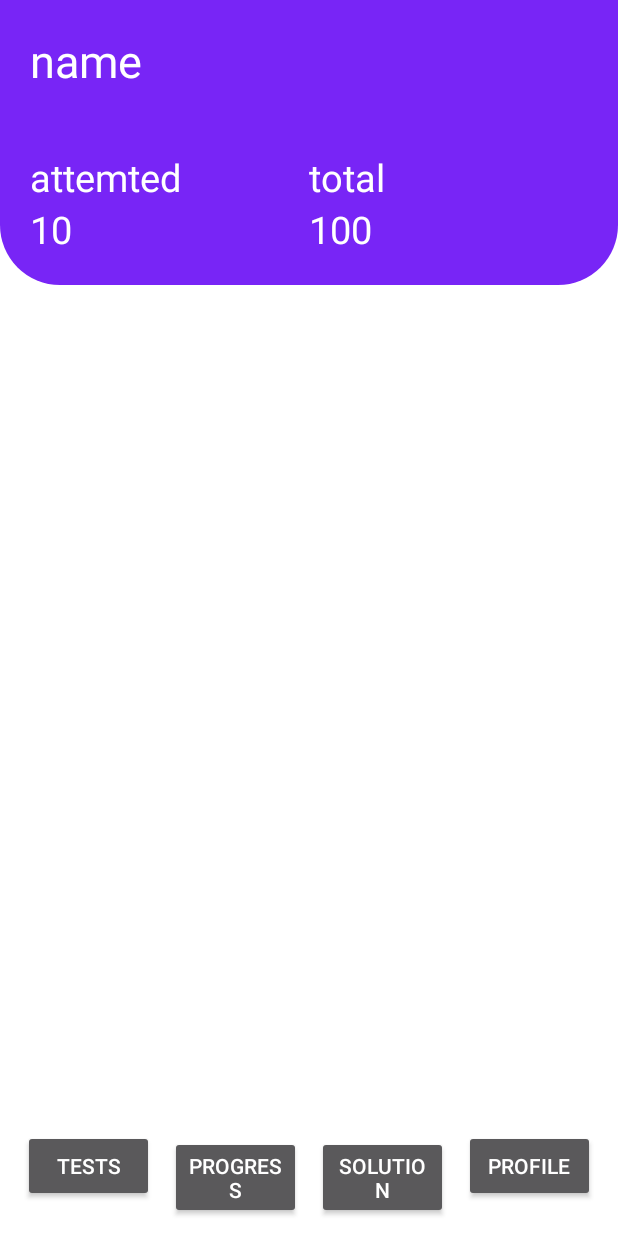
After one commit to Nandani2005/cognitest, an Android app built with Jetpack Compose: the progress screen opened directly, with no data from a screen before it, on a phone screen of 412 x 824 dp. The commit adds this screen. Run offline under Robolectric (Android 15) with nearby library versions, the phone set to English and light mode, and no system bars.

Commit message:
new layout added

```diff
--- a/app/build.gradle.kts
+++ b/app/build.gradle.kts
@@ -60,4 +60,4 @@ dependencies {
     androidTestImplementation(libs.androidx.ui.test.junit4)
     debugImplementation(libs.androidx.ui.tooling)
     debugImplementation(libs.androidx.ui.test.manifest)
-}
+   }
--- a/app/src/main/AndroidManifest.xml
+++ b/app/src/main/AndroidManifest.xml
@@ -12,8 +12,12 @@
         android:supportsRtl="true"
         android:theme="@style/Theme.Design.NoActionBar">
         <activity
-            android:name=".testPageActivity"
+            android:name=".testPage"
             android:exported="false" />
+        <activity
+            android:name=".progress"
+            android:exported="false" />
+
         <activity
             android:name=".MainActivity"
             android:exported="true"
--- a/app/src/main/java/com/example/cognigent/MainActivity.kt
+++ b/app/src/main/java/com/example/cognigent/MainActivity.kt
@@ -25,7 +25,7 @@ class MainActivity : ComponentActivity() {
         lifecycleScope.launch {
             delay(1500) // 5000 milliseconds = 5 seconds
             // Move to next activity
-            val trans= Intent(this@MainActivity, testPageActivity::class.java)
+            val trans= Intent(this@MainActivity, MainActivity::class.java)
             startActivity(trans)
             finish()
         }
--- /dev/null
+++ b/app/src/main/java/com/example/cognigent/progress.kt
@@ -0,0 +1,16 @@
+package com.example.cognigent
+
+import android.os.Bundle
+import androidx.activity.enableEdgeToEdge
+import androidx.appcompat.app.AppCompatActivity
+import androidx.core.view.ViewCompat
+import androidx.core.view.WindowInsetsCompat
+
+class progress : AppCompatActivity() {
+    override fun onCreate(savedInstanceState: Bundle?) {
+        super.onCreate(savedInstanceState)
+        enableEdgeToEdge()
+        setContentView(R.layout.progressactivity)
+
+    }
+}
--- /dev/null
+++ b/app/src/main/res/layout/headerfile.xml
@@ -0,0 +1,72 @@
+<?xml version="1.0" encoding="utf-8"?>
+<LinearLayout xmlns:android="http://schemas.android.com/apk/res/android"
+    android:orientation="vertical"
+    android:layout_width="match_parent"
+    android:layout_height="wrap_content"
+        android:background="@drawable/upperdesk"
+        >
+        <LinearLayout
+            android:layout_width="match_parent"
+            android:layout_height="match_parent"
+            android:orientation="horizontal"
+            >
+            <TextView
+                android:id="@+id/Name"
+                android:layout_width="0dp"
+                android:layout_height="wrap_content"
+                android:layout_weight="1"
+                android:textSize="30sp"
+                android:padding="20dp"
+                android:textColor="#fff"
+                android:textFontWeight="700"
+                android:text="name"
+
+                />
+
+        </LinearLayout>
+    <LinearLayout
+        android:layout_width="match_parent"
+        android:layout_height="match_parent"
+        android:orientation="horizontal"
+        android:padding="20dp"
+        >
+        <LinearLayout
+            android:layout_width="0dp"
+            android:layout_height="match_parent"
+            android:orientation="vertical"
+            android:layout_weight="1"
+            >
+            <TextView
+                android:layout_width="wrap_content"
+                android:layout_height="wrap_content"
+                android:text="attemted"
+                android:textColor="#fff"
+                android:textSize="25sp" />
+            <TextView
+                android:layout_width="wrap_content"
+                android:layout_height="wrap_content"
+                android:text="10"
+                android:textColor="#fff"
+                android:textSize="25sp" />
+        </LinearLayout>
+        <LinearLayout
+            android:layout_width="0dp"
+            android:layout_height="match_parent"
+            android:orientation="vertical"
+            android:layout_weight="1"
+            >
+            <TextView
+                android:layout_width="wrap_content"
+                android:layout_height="wrap_content"
+                android:text="total"
+                android:textColor="#fff"
+                android:textSize="25sp" />
+            <TextView
+                android:layout_width="wrap_content"
+                android:layout_height="wrap_content"
+                android:text="100"
+                android:textColor="#fff"
+                android:textSize="25sp" />
+        </LinearLayout>
+    </LinearLayout>
+</LinearLayout>
--- /dev/null
+++ b/app/src/main/res/layout/navigationbtns.xml
@@ -0,0 +1,40 @@
+<?xml version="1.0" encoding="utf-8"?>
+<LinearLayout xmlns:android="http://schemas.android.com/apk/res/android"
+        android:orientation="horizontal"
+    android:layout_height="wrap_content"
+    android:layout_width="match_parent"
+        android:layout_margin="10dp"
+        >
+        <Button
+            android:id="@+id/tests"
+            android:layout_width="0dp"
+            android:layout_weight="1"
+            android:layout_height="wrap_content"
+            android:text="tests"
+            android:layout_margin="5dp"
+            />
+        <Button
+            android:id="@+id/progress"
+            android:layout_width="0dp"
+            android:layout_weight="1"
+            android:layout_height="wrap_content"
+            android:text="progress"
+            android:layout_margin="5dp"
+            />
+        <Button
+            android:id="@+id/solution"
+            android:layout_width="0dp"
+            android:layout_weight="1"
+            android:layout_height="wrap_content"
+            android:text="solution"
+            android:layout_margin="5dp"
+            />
+        <Button
+            android:id="@+id/profile"
+            android:layout_width="0dp"
+            android:layout_weight="1"
+            android:layout_height="wrap_content"
+            android:text="profile"
+            android:layout_margin="5dp"
+            />
+    </LinearLayout>
--- /dev/null
+++ b/app/src/main/res/layout/progressactivity.xml
@@ -0,0 +1,21 @@
+<?xml version="1.0" encoding="utf-8"?>
+<LinearLayout xmlns:android="http://schemas.android.com/apk/res/android"
+    android:orientation="vertical"
+    android:layout_width="match_parent"
+    android:background="#fff"
+    android:layout_height="match_parent">
+
+    <include layout="@layout/headerfile"/>
+    <ScrollView
+        android:layout_width="match_parent"
+        android:layout_height="0dp"
+        android:layout_weight="1">
+        <LinearLayout
+            android:layout_width="match_parent"
+            android:layout_height="match_parent">
+
+
+        </LinearLayout>
+    </ScrollView>
+    <include layout="@layout/navigationbtns"/>
+</LinearLayout>
--- a/gradle/libs.versions.toml
+++ b/gradle/libs.versions.toml
@@ -12,6 +12,7 @@ appcompat = "1.7.1"
 material = "1.12.0"
 activity = "1.10.1"
 constraintlayout = "2.2.1"
+mpandroidchart = "v3.1.0"
 
 [libraries]
 androidx-core-ktx = { group = "androidx.core", name = "core-ktx", version.ref = "coreKtx" }
@@ -32,6 +33,7 @@ androidx-appcompat = { group = "androidx.appcompat", name = "appcompat", version
 material = { group = "com.google.android.material", name = "material", version.ref = "material" }
 androidx-activity = { group = "androidx.activity", name = "activity", version.ref = "activity" }
 androidx-constraintlayout = { group = "androidx.constraintlayout", name = "constraintlayout", version.ref = "constraintlayout" }
+mpandroidchart = { module = "com.github.PhilJay:MPAndroidChart", version.ref = "mpandroidchart" }
 
 [plugins]
 android-application = { id = "com.android.application", version.ref = "agp" }
```
Also changed, not shown: app/src/main/java/com/example/cognigent/TestAdapter.kt (added, +36 -0 lines), app/src/main/java/com/example/cognigent/TestDatabaseHelper.kt (added, +44 -0 lines), app/src/main/java/com/example/cognigent/TestModel.kt (added, +7 -0 lines), app/src/main/java/com/example/cognigent/testPage.kt (added, +45 -0 lines), app/src/main/java/com/example/cognigent/testPageActivity.kt (deleted, +0 -38 lines), app/src/main/res/layout/item_test.xml (added, +43 -0 lines), app/src/main/res/layout/test_page.xml (+12 -80 lines).
